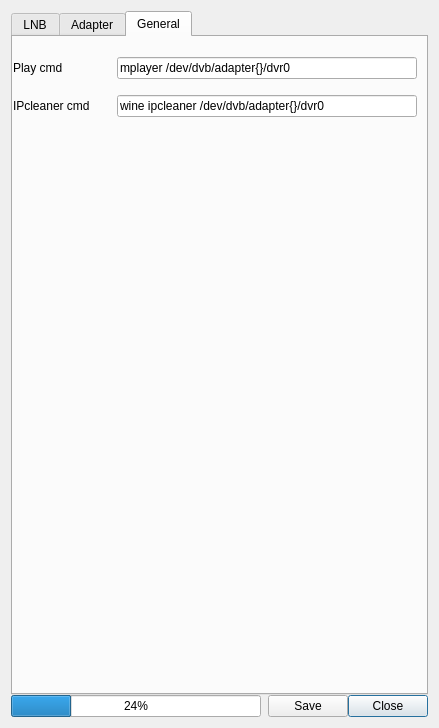
First picture: the form in settings.ui, repository stahir/updatedvb, before the edit.
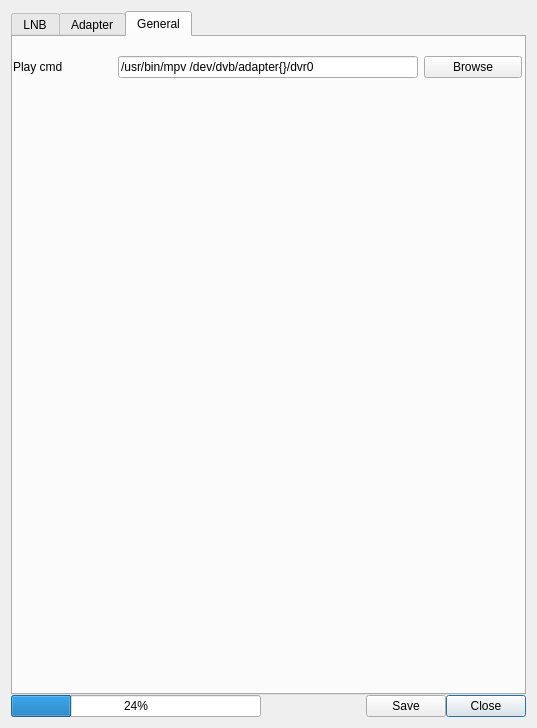
Second picture: the form after the edit. The open tabs and pages were chosen to show the change.

Commit message: remove IPCleaner code, I dont think anyone used it. Added Browse button in settings for choosing default player

```diff
--- a/settings.ui
+++ b/settings.ui
@@ -6,7 +6,7 @@
    <rect>
     <x>0</x>
     <y>0</y>
-    <width>439</width>
+    <width>537</width>
     <height>728</height>
    </rect>
   </property>
@@ -673,8 +673,8 @@
           <rect>
            <x>0</x>
            <y>10</y>
-           <width>404</width>
-           <height>80</height>
+           <width>509</width>
+           <height>41</height>
           </rect>
          </property>
          <layout class="QGridLayout" name="gridLayout_5">
@@ -685,13 +685,6 @@
             </property>
            </widget>
           </item>
-          <item row="1" column="0">
-           <widget class="QLabel" name="label_12">
-            <property name="text">
-             <string>IPcleaner cmd</string>
-            </property>
-           </widget>
-          </item>
           <item row="0" column="1">
            <widget class="QLineEdit" name="lineEdit_play">
             <property name="sizePolicy">
@@ -707,26 +700,14 @@
              </size>
             </property>
             <property name="text">
-             <string>mplayer /dev/dvb/adapter{}/dvr0</string>
+             <string>/usr/bin/mpv /dev/dvb/adapter{}/dvr0</string>
             </property>
            </widget>
           </item>
-          <item row="1" column="1">
-           <widget class="QLineEdit" name="lineEdit_ipcleaner">
-            <property name="sizePolicy">
-             <sizepolicy hsizetype="Fixed" vsizetype="Fixed">
-              <horstretch>0</horstretch>
-              <verstretch>0</verstretch>
-             </sizepolicy>
-            </property>
-            <property name="minimumSize">
-             <size>
-              <width>300</width>
-              <height>0</height>
-             </size>
-            </property>
+          <item row="0" column="2">
+           <widget class="QPushButton" name="pushButton_play_browse">
             <property name="text">
-             <string>wine ipcleaner /dev/dvb/adapter{}/dvr0</string>
+             <string>Browse</string>
             </property>
            </widget>
           </item>
```
Left out of the diff: 5 changed lines with no effect on the pictures. The commit also changes 5 other files.
